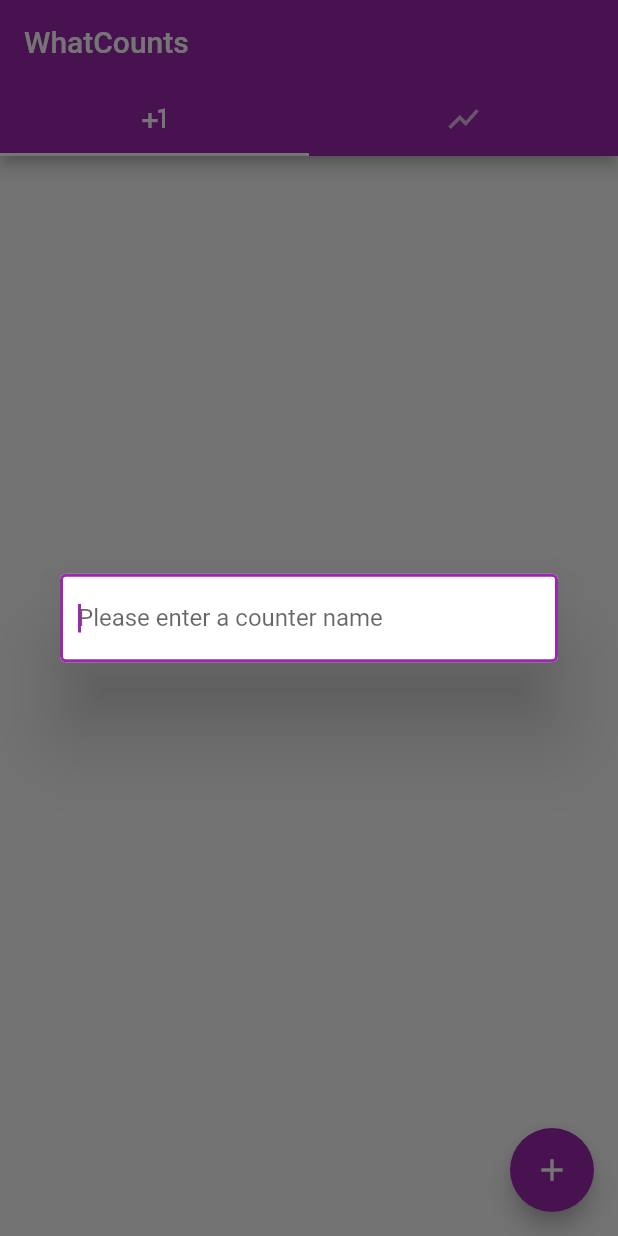
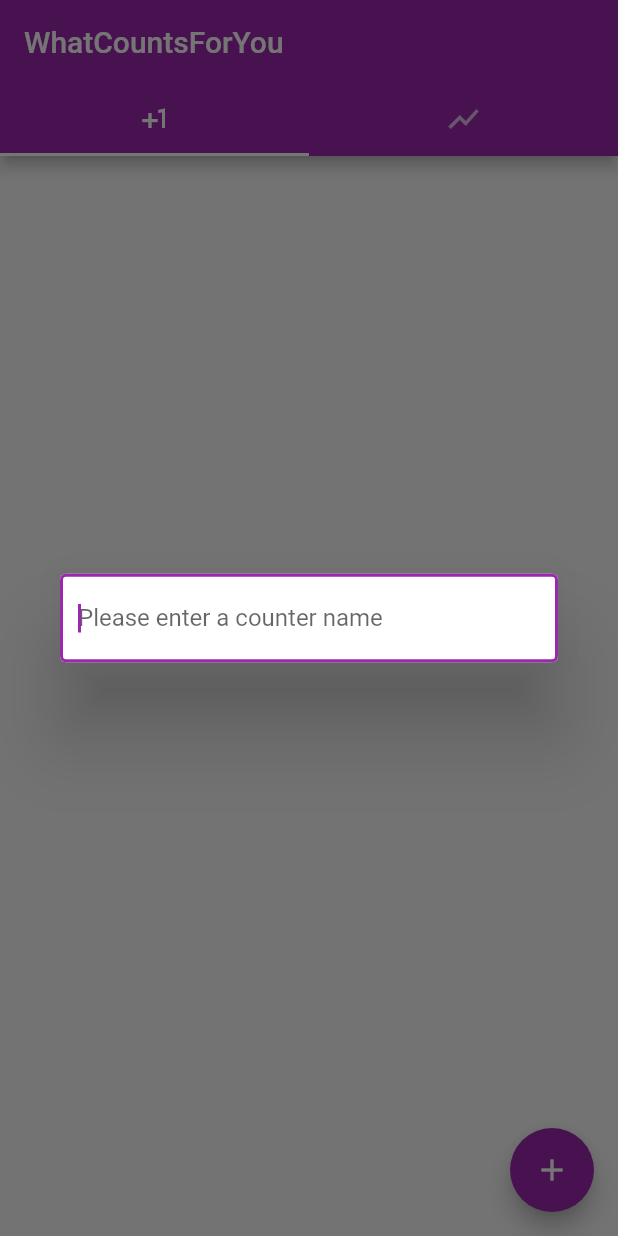
Before and after one commit to mcroghan/personal, a Flutter app: the screen it shows after launch, after a tap on the "add" icon, on a phone screen of 412 x 824 dp. Run offline on Flutter 3.47's test engine with Material 2 defaults, Android fonts, the phone set to English and light mode, and no system bars; our stand-ins replace numberpicker, shared_preferences.

Commit message:
Another name change

```diff
--- a/what_counts/lib/resources.dart
+++ b/what_counts/lib/resources.dart
@@ -1,5 +1,5 @@
 class Strings {
-  static String appTitle = "WhatCounts";
+  static String appTitle = "WhatCountsForYou";
 
   static String counterDataKey = "counter_data";
   static String counterCountKey = "counter_count";
```
